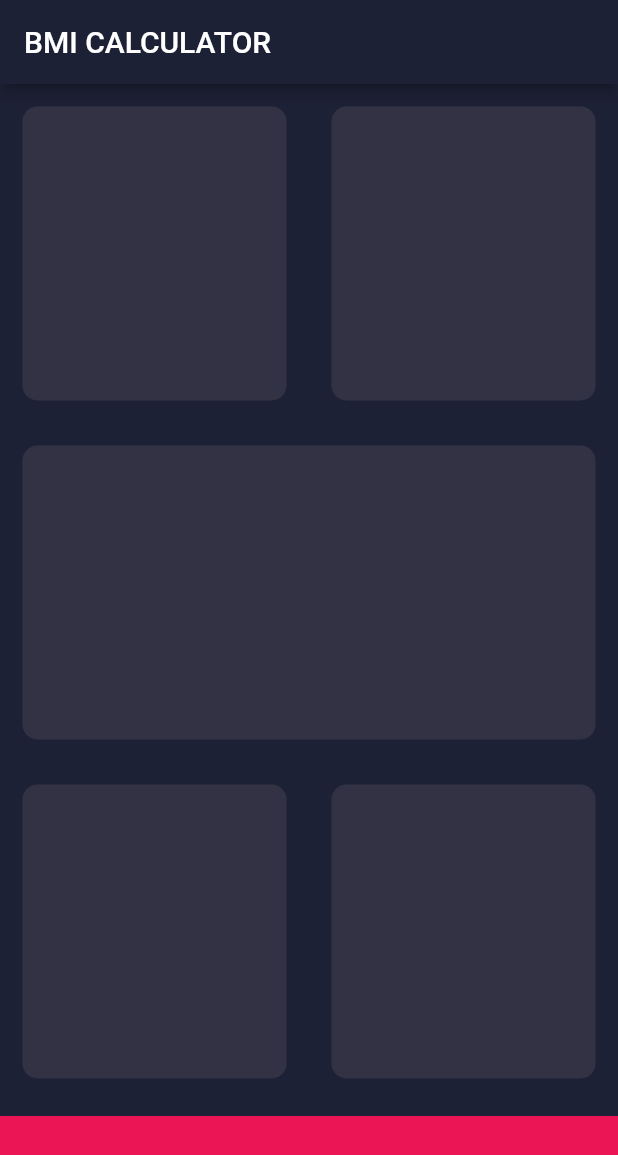
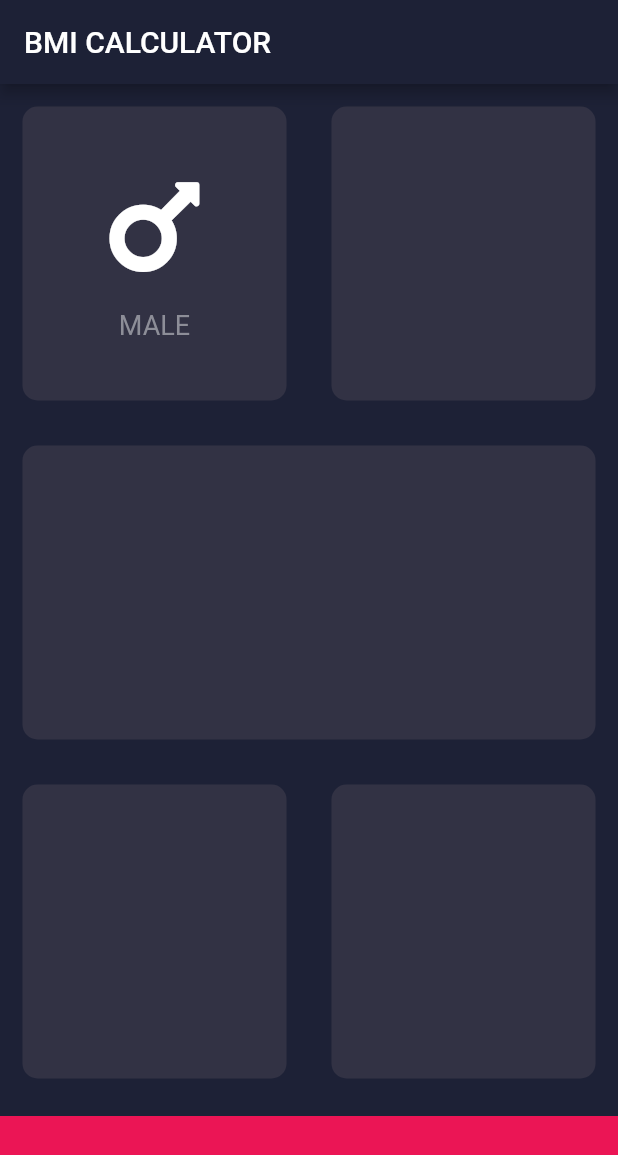
Before and after one commit to gospodi-dev/bmi_calculator, a Flutter app: the screen it shows after launch, on a phone screen of 412 x 824 dp. Shown: the top 1155 px of the screen. Run offline on Flutter 3.47's test engine with Material 2 defaults, Android fonts, the phone set to English and light mode, and no system bars; our stand-ins replace font_awesome_flutter.

Commit message:
Добавлен значок MALE Добавлен пакет font_awesome_flutter https://pub.dev/packages/font_awesome_flutter

```diff
--- a/lib/input_page.dart
+++ b/lib/input_page.dart
@@ -1,4 +1,6 @@
+import 'package:flutter/cupertino.dart';
 import 'package:flutter/material.dart';
+import 'package:font_awesome_flutter/font_awesome_flutter.dart';
 
 const bottomContainerHeight = 80.0;
 const activeCardColor = Color(0xff323244);
@@ -21,7 +23,29 @@ class _InputPageState extends State<InputPage> {
             Expanded(
                 child: Row(
               children: <Widget>[
-                Expanded(child: ReusableCard(colour: activeCardColor)),
+                Expanded(
+                    child: ReusableCard(
+                  colour: activeCardColor,
+                  cardChild: Column(
+                    mainAxisAlignment: MainAxisAlignment.center,
+                    children: <Widget>[
+                      Icon(
+                        FontAwesomeIcons.mars,
+                        size: 80.0,
+                      ),
+                      SizedBox(
+                        height: 15.0,
+                      ),
+                      Text(
+                        'MALE',
+                        style: TextStyle(
+                          fontSize: 18.0,
+                          color: Color(0xFF8D8E98),
+                        ),
+                      )
+                    ],
+                  ),
+                )),
                 Expanded(child: ReusableCard(colour: activeCardColor)),
               ],
             )),
@@ -45,13 +69,15 @@ class _InputPageState extends State<InputPage> {
 }
 
 class ReusableCard extends StatelessWidget {
-  ReusableCard({@required this.colour});
+  ReusableCard({@required this.colour, this.cardChild});
 
   final Color colour;
+  final Widget cardChild;
 
   @override
   Widget build(BuildContext context) {
     return Container(
+      child: cardChild,
       margin: EdgeInsets.all(15.0),
       decoration: BoxDecoration(
           color: colour, borderRadius: BorderRadius.circular(10.0)),
```
Also changed, not shown: pubspec.yaml (+1 -20 lines), pubspec.lock.
